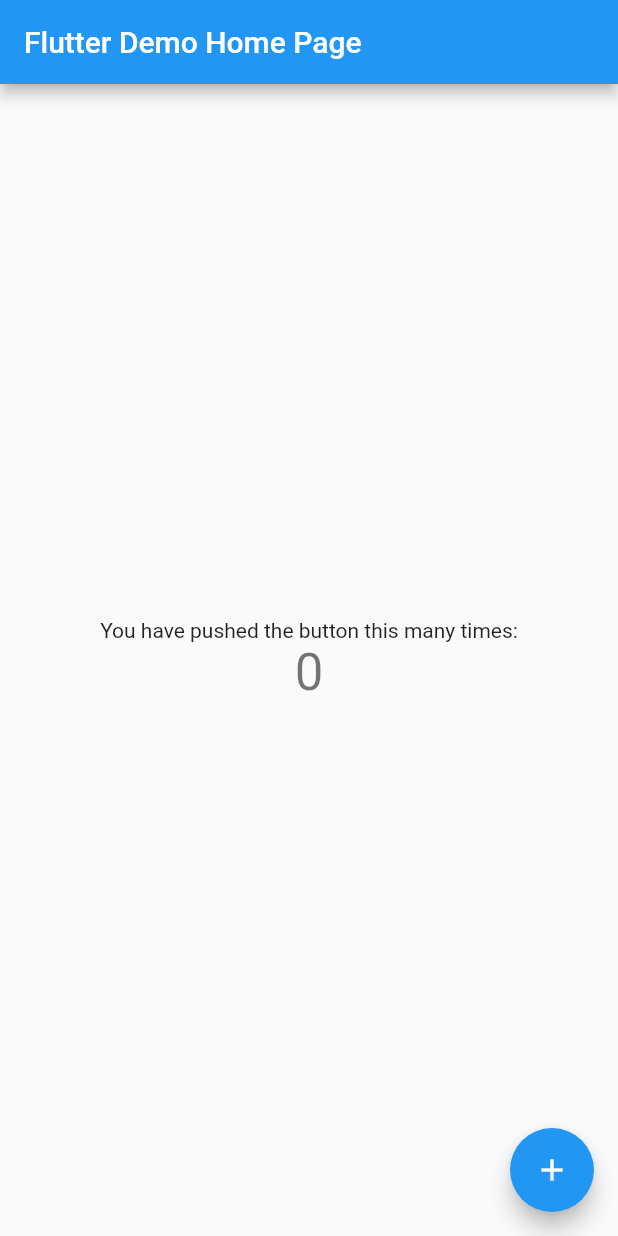
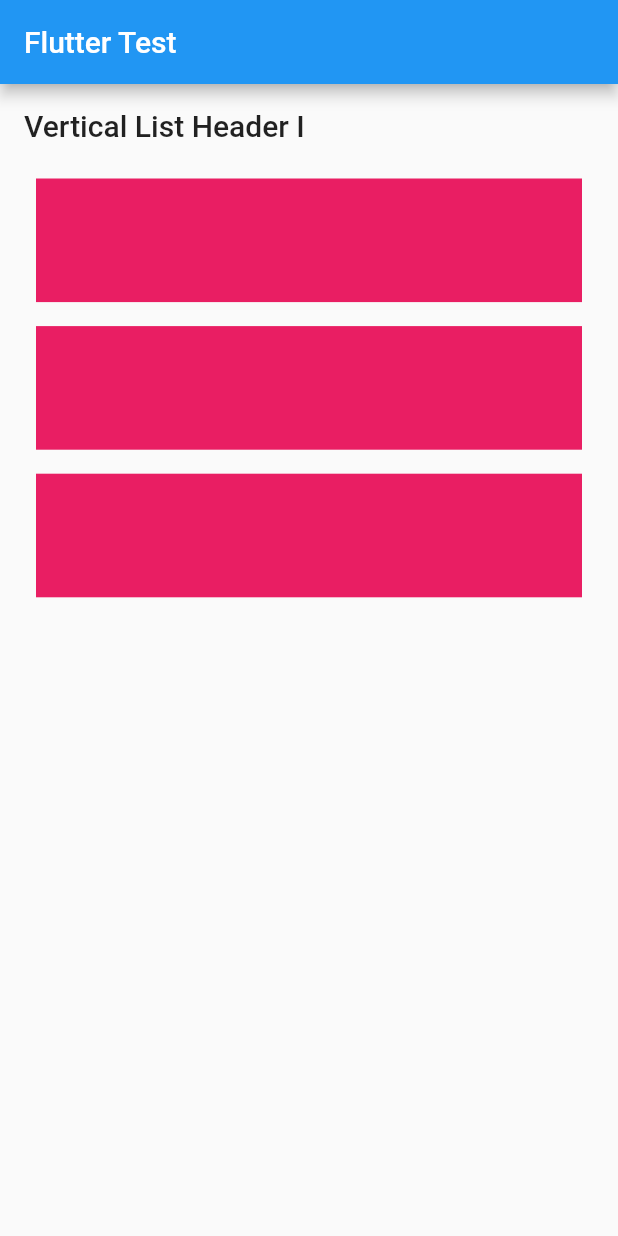
Before and after one commit to isnihal/spean-luy-test, a Flutter app: the screen it shows after launch, on a phone screen of 412 x 824 dp. Run offline on Flutter 3.47's test engine with Material 2 defaults, Android fonts, the phone set to English and light mode, and no system bars.

Commit message:
First vertical list

```diff
--- a/lib/main.dart
+++ b/lib/main.dart
@@ -1,4 +1,5 @@
 import 'package:flutter/material.dart';
+import 'package:spean_luy_test/screens/home_screen.dart';
 
 void main() {
   runApp(const MyApp());
@@ -13,103 +14,12 @@ class MyApp extends StatelessWidget {
     return MaterialApp(
       title: 'Flutter Demo',
       theme: ThemeData(
-        // This is the theme of your application.
-        //
-        // Try running your application with "flutter run". You'll see the
-        // application has a blue toolbar. Then, without quitting the app, try
-        // changing the primarySwatch below to Colors.green and then invoke
-        // "hot reload" (press "r" in the console where you ran "flutter run",
-        // or simply save your changes to "hot reload" in a Flutter IDE).
-        // Notice that the counter didn't reset back to zero; the application
-        // is not restarted.
         primarySwatch: Colors.blue,
+        textTheme: const TextTheme(
+          headline6: TextStyle(color: Colors.black87)
+        )
       ),
-      home: const MyHomePage(title: 'Flutter Demo Home Page'),
+      home: const HomeScreen()
     );
   }
 }
-
-class MyHomePage extends StatefulWidget {
-  const MyHomePage({Key? key, required this.title}) : super(key: key);
-
-  // This widget is the home page of your application. It is stateful, meaning
-  // that it has a State object (defined below) that contains fields that affect
-  // how it looks.
-
-  // This class is the configuration for the state. It holds the values (in this
-  // case the title) provided by the parent (in this case the App widget) and
-  // used by the build method of the State. Fields in a Widget subclass are
-  // always marked "final".
-
-  final String title;
-
-  @override
-  State<MyHomePage> createState() => _MyHomePageState();
-}
-
-class _MyHomePageState extends State<MyHomePage> {
-  int _counter = 0;
-
-  void _incrementCounter() {
-    setState(() {
-      // This call to setState tells the Flutter framework that something has
-      // changed in this State, which causes it to rerun the build method below
-      // so that the display can reflect the updated values. If we changed
-      // _counter without calling setState(), then the build method would not be
-      // called again, and so nothing would appear to happen.
-      _counter++;
-    });
-  }
-
-  @override
-  Widget build(BuildContext context) {
-    // This method is rerun every time setState is called, for instance as done
-    // by the _incrementCounter method above.
-    //
-    // The Flutter framework has been optimized to make rerunning build methods
-    // fast, so that you can just rebuild anything that needs updating rather
-    // than having to individually change instances of widgets.
-    return Scaffold(
-      appBar: AppBar(
-        // Here we take the value from the MyHomePage object that was created by
-        // the App.build method, and use it to set our appbar title.
-        title: Text(widget.title),
-      ),
-      body: Center(
-        // Center is a layout widget. It takes a single child and positions it
-        // in the middle of the parent.
-        child: Column(
-          // Column is also a layout widget. It takes a list of children and
-          // arranges them vertically. By default, it sizes itself to fit its
-          // children horizontally, and tries to be as tall as its parent.
-          //
-          // Invoke "debug painting" (press "p" in the console, choose the
-          // "Toggle Debug Paint" action from the Flutter Inspector in Android
-          // Studio, or the "Toggle Debug Paint" command in Visual Studio Code)
-          // to see the wireframe for each widget.
-          //
-          // Column has various properties to control how it sizes itself and
-          // how it positions its children. Here we use mainAxisAlignment to
-          // center the children vertically; the main axis here is the vertical
-          // axis because Columns are vertical (the cross axis would be
-          // horizontal).
-          mainAxisAlignment: MainAxisAlignment.center,
-          children: <Widget>[
-            const Text(
-              'You have pushed the button this many times:',
-            ),
-            Text(
-              '$_counter',
-              style: Theme.of(context).textTheme.headline4,
-            ),
-          ],
-        ),
-      ),
-      floatingActionButton: FloatingActionButton(
-        onPressed: _incrementCounter,
-        tooltip: 'Increment',
-        child: const Icon(Icons.add),
-      ), // This trailing comma makes auto-formatting nicer for build methods.
-    );
-  }
-}
--- /dev/null
+++ b/lib/screens/home_screen.dart
@@ -0,0 +1,31 @@
+import 'package:flutter/material.dart';
+import 'package:spean_luy_test/widgets/vertical_list.dart';
+
+class HomeScreen extends StatelessWidget {
+  const HomeScreen({Key? key}) : super(key: key);
+
+  @override
+  Widget build(BuildContext context) {
+    return Scaffold(
+      appBar: AppBar(
+        title: Text("Flutter Test"),
+      ),
+      body: SizedBox.expand(
+        child: SingleChildScrollView(
+          child: Padding(
+            padding: const EdgeInsets.all(16.0),
+            child: Column(
+              crossAxisAlignment: CrossAxisAlignment.start,
+              children: [
+                VerticalList(
+                  title: "Vertical List Header I",
+                  numberOfChildren: 3,
+                ),
+              ],
+            ),
+          ),
+        ),
+      ),
+    );
+  }
+}
--- /dev/null
+++ b/lib/widgets/vertical_list.dart
@@ -0,0 +1,29 @@
+import 'package:flutter/material.dart';
+import 'package:spean_luy_test/widgets/vertical_list_item.dart';
+
+class VerticalList extends StatelessWidget {
+
+  final String title;
+  final int numberOfChildren;
+
+  const VerticalList({Key? key,required this.title,required this.numberOfChildren}) : super(key: key);
+
+  @override
+  Widget build(BuildContext context) {
+    return Column(
+      crossAxisAlignment: CrossAxisAlignment.start,
+      children: [
+        Text(title,style: Theme.of(context).textTheme.headline6,),
+        const SizedBox(height: 16,),
+        Padding(
+          padding: const EdgeInsets.all(8.0),
+          child: ListView.builder(
+            shrinkWrap: true,
+            itemCount: numberOfChildren,
+            itemBuilder: (ctx,index)=> const VerticalListItem(),
+          ),
+        )
+      ],
+    );
+  }
+}
--- /dev/null
+++ b/lib/widgets/vertical_list_item.dart
@@ -0,0 +1,36 @@
+import 'dart:math';
+
+import 'package:flutter/material.dart';
+
+class VerticalListItem extends StatelessWidget {
+
+  const VerticalListItem({Key? key}) : super(key: key);
+
+  Color get randomColor{
+    int seed = Random().nextInt(8);
+    switch(seed){
+      case 0: return Colors.red;
+      case 1: return Colors.green;
+      case 2: return Colors.amber;
+      case 3: return Colors.blue;
+      case 4: return Colors.pink;
+      case 5: return Colors.cyan;
+      case 6: return Colors.purple;
+      case 7: return Colors.indigo;
+      default: return Colors.black;
+    }
+  }
+
+  @override
+  Widget build(BuildContext context) {
+
+    var mediaQuery = MediaQuery.of(context);
+
+    return Container(
+      height: mediaQuery.size.height * 0.1,
+      width: double.infinity,
+      color: randomColor,
+      margin: EdgeInsets.only(bottom: 16),
+    );
+  }
+}
--- a/pubspec.yaml
+++ b/pubspec.yaml
@@ -44,7 +44,7 @@ dev_dependencies:
   # activated in the `analysis_options.yaml` file located at the root of your
   # package. See that file for information about deactivating specific lint
   # rules and activating additional ones.
-  flutter_lints: ^1.0.0
+  flutter_lints: ^1.0.4
 
 # For information on the generic Dart part of this file, see the
 # following page: https://dart.dev/tools/pub/pubspec
```
